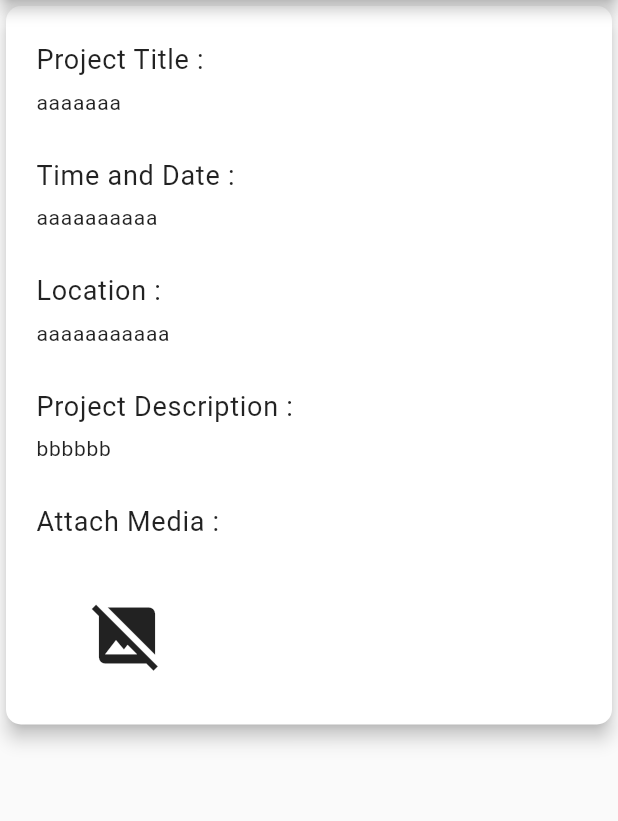
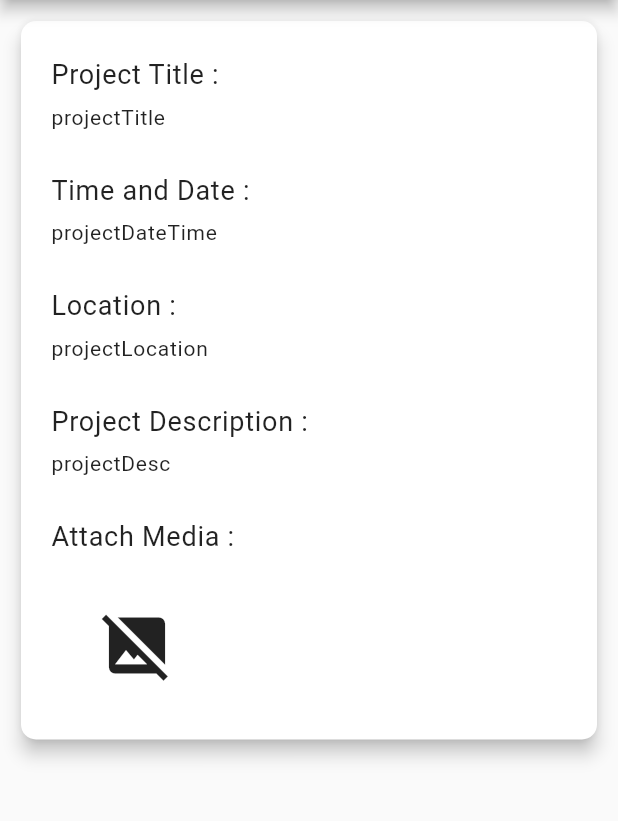
Before and after one commit to HoeisProject/Report-Project-MB, a Flutter app: the ReportDetail screen opened by its route, on a phone screen of 412 x 824 dp, the part 84-905 px from its top. Run offline on Flutter 3.47's test engine with Material 2 defaults, Android fonts, the phone set to English and light mode, and no system bars; our stand-ins replace flutter_riverpod, geocoding, geolocator, parse_server_sdk_flutter, permission_handler; missing offline and left inert: images_picker, ntp.

Commit message:
ver 0.0.10+01 (detail_report ui bug fix)

```diff
--- a/lib/feature_1/admin/screens/admin_detail_report.dart
+++ b/lib/feature_1/admin/screens/admin_detail_report.dart
@@ -39,6 +39,8 @@ class AdminDetailReportState extends State<AdminDetailReport> {
           borderRadius: BorderRadius.all(Radius.circular(10.0)),
         ),
         child: SingleChildScrollView(
+          child: Padding(
+            padding: const EdgeInsets.all(10.0),
             child: Column(
               crossAxisAlignment: CrossAxisAlignment.start,
               children: [
@@ -61,6 +63,7 @@ class AdminDetailReportState extends State<AdminDetailReport> {
             ),
           ),
         ),
+      ),
     );
   }
 
--- a/lib/feature_1/employee/screens/detail_report.dart
+++ b/lib/feature_1/employee/screens/detail_report.dart
@@ -26,24 +26,27 @@ class ReportDetailState extends State<ReportDetail> {
   }
 
   Widget _body() {
-    return Card(
+    return Container(
+      margin: const EdgeInsets.all(10.0),
+      child: Card(
         elevation: 5.0,
         clipBehavior: Clip.hardEdge,
         shape: const RoundedRectangleBorder(
           borderRadius: BorderRadius.all(Radius.circular(10.0)),
         ),
-      child: Container(
-        margin: const EdgeInsets.all(10.0),
         child: SingleChildScrollView(
+          child: Padding(
+            padding: const EdgeInsets.all(10.0),
             child: Column(
               crossAxisAlignment: CrossAxisAlignment.start,
               children: [
-              viewTextField(context, "Project Title", "aaaaaaa"),
-              viewTextField(context, "Time and Date", "aaaaaaaaaa"),
-              viewTextField(context, "Location", "aaaaaaaaaaa"),
-              viewTextField(context, "Project Description", "bbbbbb"),
+                viewTextField(context, "Project Title", "projectTitle"),
+                viewTextField(context, "Time and Date", "projectDateTime"),
+                viewTextField(context, "Location", "projectLocation"),
+                viewTextField(context, "Project Description", "projectDesc"),
                 viewMediaField(context, "Attach Media", listMediaFile)
               ],
+            ),
           ),
         ),
       ),
```
Lines whose indentation alone changed are shown as unchanged.
